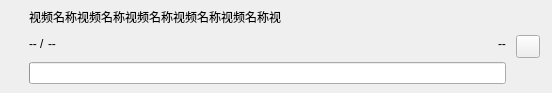
Before: the Qt Designer form resources/uis/downloading-item.ui in xroah/bilibili-downloader, drawn with Qt 5.
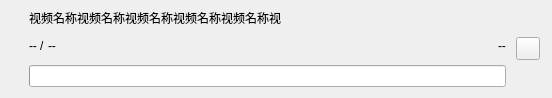
After: the same form once the commit is applied.

```diff
--- a/resources/uis/downloading-item.ui
+++ b/resources/uis/downloading-item.ui
@@ -10,7 +10,7 @@
     <x>0</x>
     <y>0</y>
     <width>552</width>
-    <height>93</height>
+    <height>98</height>
    </rect>
   </property>
   <property name="windowTitle">
```
Left out of the diff: 2 changed lines with no effect on the pictures.
